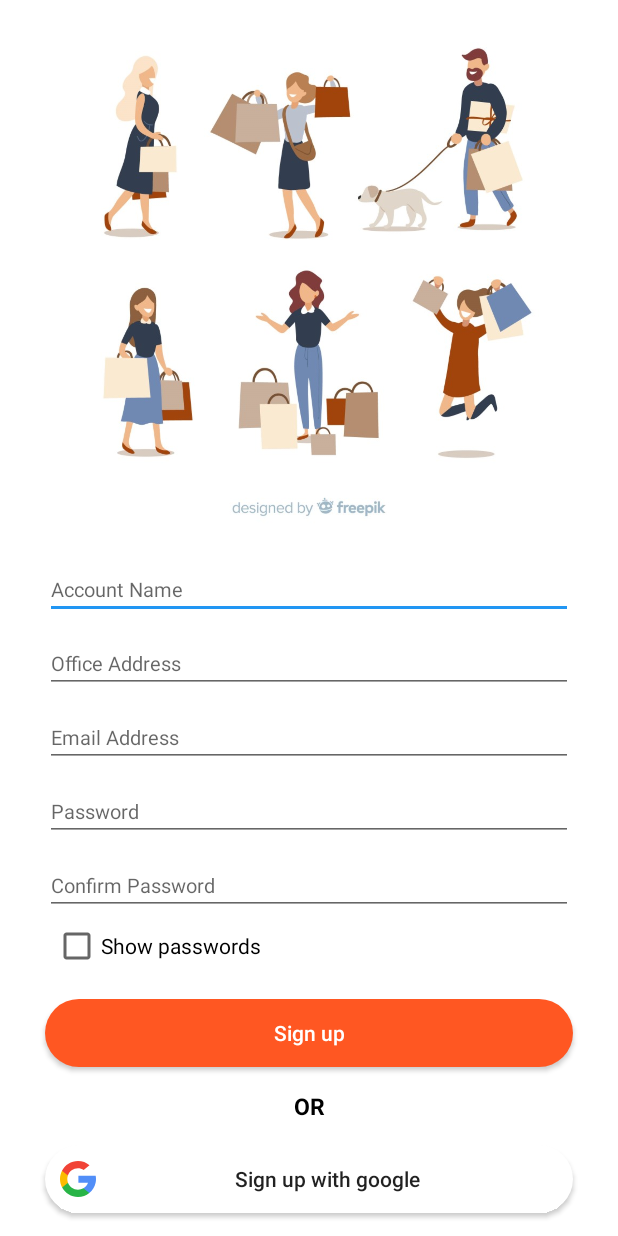
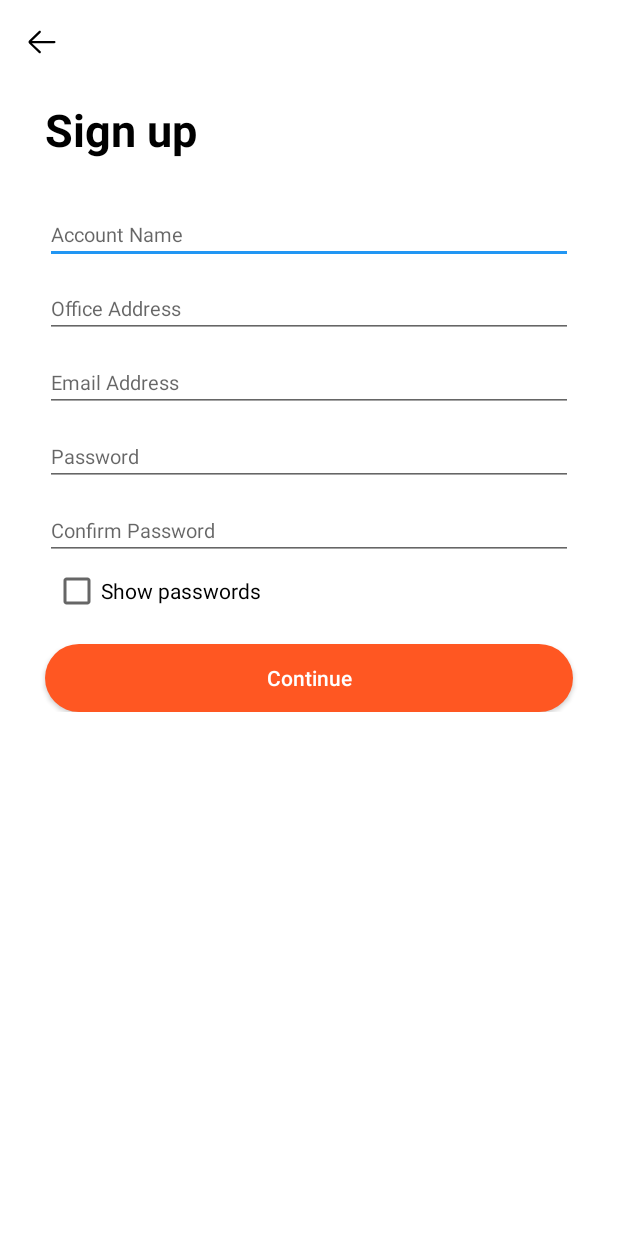
Before and after one commit to eflexcode/Laxy, an Android app: the CreateAccountVendorActivity screen opened directly, with no data from a screen before it, on a phone screen of 412 x 824 dp. Run offline under Robolectric (Android 15) with nearby library versions, the phone set to English and light mode, and no system bars; our stand-ins replace data binding; plain views replace MaterialEditText.

Commit message:
new code update 1

```diff
--- a/app/build.gradle
+++ b/app/build.gradle
@@ -1,4 +1,5 @@
 apply plugin: 'com.android.application'
+apply plugin: 'com.google.gms.google-services'
 
 android {
     compileSdkVersion 29
@@ -45,6 +46,10 @@ dependencies {
     implementation fileTree(dir: 'libs', include: ['*.jar'])
     implementation 'androidx.appcompat:appcompat:1.2.0'
     implementation 'androidx.constraintlayout:constraintlayout:2.0.4'
+    implementation 'com.google.firebase:firebase-auth:16.0.5'
+    implementation 'com.google.firebase:firebase-firestore:17.1.2'
+    implementation 'com.google.firebase:firebase-storage:16.0.4'
+    implementation 'com.google.firebase:firebase-database:16.0.4'
     testImplementation 'junit:junit:4.12'
     androidTestImplementation 'androidx.test.ext:junit:1.1.2'
     androidTestImplementation 'androidx.test.espresso:espresso-core:3.3.0'
--- a/app/src/main/java/com/eflexsoft/laxy/CreateAccountVendorActivity.java
+++ b/app/src/main/java/com/eflexsoft/laxy/CreateAccountVendorActivity.java
@@ -1,14 +1,30 @@
 package com.eflexsoft.laxy;
 
 import androidx.appcompat.app.AppCompatActivity;
+import androidx.databinding.DataBindingUtil;
 
 import android.os.Bundle;
+import android.view.View;
+
+import com.eflexsoft.laxy.databinding.ActivityCreateAccountVendorBinding;
 
 public class CreateAccountVendorActivity extends AppCompatActivity {
 
     @Override
     protected void onCreate(Bundle savedInstanceState) {
         super.onCreate(savedInstanceState);
-        setContentView(R.layout.activity_create_account_vendor);
+//        setContentView(R.layout.activity_create_account_vendor);
+
+        ActivityCreateAccountVendorBinding binding = DataBindingUtil.setContentView(this,R.layout.activity_create_account_vendor);
+
+        binding.back.setNavigationIcon(R.drawable.ic_left_arrow1);
+        binding.back.setNavigationOnClickListener(new View.OnClickListener() {
+            @Override
+            public void onClick(View v) {
+                finish();
+            }
+        });
+
+
     }
 }
--- a/app/src/main/res/layout/activity_create_account_vendor.xml
+++ b/app/src/main/res/layout/activity_create_account_vendor.xml
@@ -1,4 +1,8 @@
 <?xml version="1.0" encoding="utf-8"?>
+
+<layout>
+
+
     <RelativeLayout xmlns:android="http://schemas.android.com/apk/res/android"
         xmlns:app="http://schemas.android.com/apk/res-auto"
         xmlns:tools="http://schemas.android.com/tools"
@@ -7,20 +11,33 @@
         android:background="#fff"
         tools:context=".CreateAccountVendorActivity">
 
-    <ImageView
-        android:layout_width="wrap_content"
+        <!--    <ImageView-->
+        <!--        android:layout_width="wrap_content"-->
+        <!--        android:layout_height="wrap_content"-->
+        <!--        android:layout_above="@id/lin"-->
+        <!--        android:layout_marginStart="10dp"-->
+        <!--        android:layout_marginTop="5dp"-->
+        <!--        android:layout_marginEnd="10dp"-->
+        <!--        android:src="@drawable/n" />-->
+
+        <TextView
+            android:id="@+id/s"
+            android:layout_width="match_parent"
             android:layout_height="wrap_content"
-        android:layout_above="@id/lin"
-        android:layout_marginStart="10dp"
-        android:layout_marginTop="5dp"
-        android:layout_marginEnd="10dp"
-        android:src="@drawable/n" />
+            android:layout_below="@id/back"
+            android:layout_marginStart="30dp"
+            android:layout_marginTop="10dp"
+            android:layout_marginBottom="20dp"
+            android:text="Sign up"
+            android:textColor="#000"
+            android:textSize="30dp"
+            android:textStyle="bold" />
 
         <LinearLayout
             android:id="@+id/lin"
             android:layout_width="match_parent"
             android:layout_height="wrap_content"
-        android:layout_alignParentBottom="true"
+            android:layout_below="@id/s"
             android:orientation="vertical">
 
             <!--        <TextView-->
@@ -148,32 +165,32 @@
                 android:layout_marginTop="15dp"
                 android:layout_marginEnd="30dp"
                 android:background="@drawable/sign_in_btn_background"
-            android:text="Sign up"
+                android:text="Continue"
                 android:textAllCaps="false"
                 android:textColor="#fff" />
 
-        <TextView
-            android:layout_width="match_parent"
-            android:layout_height="wrap_content"
-            android:layout_marginTop="15dp"
-            android:gravity="center"
-            android:text="OR"
-            android:textColor="#000"
-            android:textSize="15sp"
-            android:textStyle="bold" />
+            <!--        <TextView-->
+            <!--            android:layout_width="match_parent"-->
+            <!--            android:layout_height="wrap_content"-->
+            <!--            android:layout_marginTop="15dp"-->
+            <!--            android:gravity="center"-->
+            <!--            android:text="OR"-->
+            <!--            android:textColor="#000"-->
+            <!--            android:textSize="15sp"-->
+            <!--            android:textStyle="bold" />-->
 
-        <Button
-            android:layout_width="match_parent"
-            android:layout_height="45dp"
-            android:layout_marginStart="30dp"
-            android:layout_marginTop="15dp"
-            android:layout_marginEnd="30dp"
-            android:layout_marginBottom="15dp"
-            android:background="@drawable/sign_in_btn_background2"
-            android:drawableLeft="@drawable/ic_search"
-            android:padding="10dp"
-            android:text="Sign up with google"
-            android:textAllCaps="false" />
+            <!--        <Button-->
+            <!--            android:layout_width="match_parent"-->
+            <!--            android:layout_height="45dp"-->
+            <!--            android:layout_marginStart="30dp"-->
+            <!--            android:layout_marginTop="15dp"-->
+            <!--            android:layout_marginEnd="30dp"-->
+            <!--            android:layout_marginBottom="15dp"-->
+            <!--            android:background="@drawable/sign_in_btn_background2"-->
+            <!--            android:drawableLeft="@drawable/ic_search"-->
+            <!--            android:padding="10dp"-->
+            <!--            android:text="Sign up with google"-->
+            <!--            android:textAllCaps="false" />-->
 
 
         </LinearLayout>
@@ -186,3 +203,4 @@
 
 
     </RelativeLayout>
+</layout>
--- a/app/src/main/res/layout/activity_vendor_login.xml
+++ b/app/src/main/res/layout/activity_vendor_login.xml
@@ -17,7 +17,7 @@
             android:layout_above="@id/lin"
             android:layout_marginStart="10dp"
             android:layout_marginEnd="10dp"
-            android:src="@drawable/down" />
+            android:src="@drawable/down2" />
 
         <LinearLayout
             android:id="@+id/lin"
@@ -142,10 +142,10 @@
             android:layout_width="match_parent"
             android:layout_height="50dp"
             android:layout_alignParentBottom="true"
+            android:layout_marginTop="10dp"
             android:gravity="center"
-            android:text="I want to be a vendor"
+            android:text="I don't have an account"
             android:textColor="#000"
-            android:layout_marginTop="10dp"
             android:textStyle="bold" />
 
         <androidx.appcompat.widget.Toolbar
--- a/build.gradle
+++ b/build.gradle
@@ -8,6 +8,7 @@ buildscript {
     }
     dependencies {
         classpath 'com.android.tools.build:gradle:3.5.1'
+        classpath 'com.google.gms:google-services:4.2.0'
 
         // NOTE: Do not place your application dependencies here; they belong
         // in the individual module build.gradle files
```
Also changed, not shown: app/src/main/java/com/eflexsoft/laxy/LoginActivity.java (+73 -3 lines), app/src/main/java/com/eflexsoft/laxy/VendorLoginActivity.java (+10 -0 lines), app/src/main/java/com/eflexsoft/laxy/model/User.java (added, +61 -0 lines), app/src/main/java/com/eflexsoft/laxy/repository/CreateAccountRepository.java (added, +45 -0 lines), app/src/main/java/com/eflexsoft/laxy/repository/LoginUserRepository.java (added, +42 -0 lines), app/src/main/java/com/eflexsoft/laxy/viewmodel/UserLoginViewmodel.java (added, +33 -0 lines), app/src/main/res/layout/activity_create_account_user_acivity.xml (+4 -16 lines), app/src/main/res/layout/activity_login.xml (+6 -1 lines), app/src/main/res/drawable/down2.jpg (added). Lines whose indentation alone changed are shown as unchanged.
